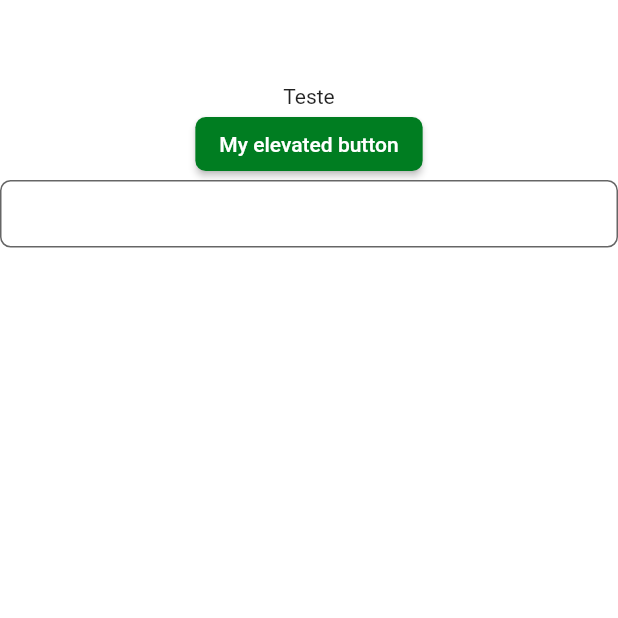
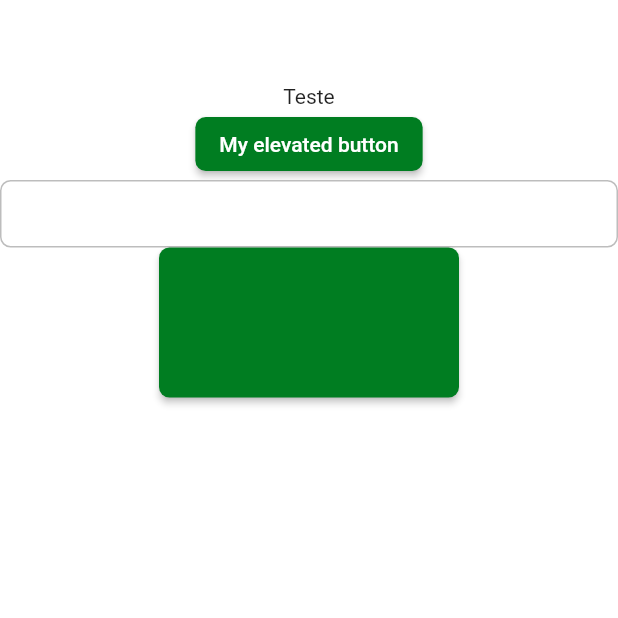
Before and after one commit to e-medeiros1/so_saladas, a Flutter app: the screen it shows after launch, on a phone screen of 412 x 824 dp, the top half of it. Run offline on Flutter 3.47's test engine with Material 2 defaults, Android fonts, the phone set to English and light mode, and no system bars.

Commit message:
Add custom button

```diff
--- a/lib/app/core/ui/theme/theme_config.dart
+++ b/lib/app/core/ui/theme/theme_config.dart
@@ -2,9 +2,15 @@ import 'package:flutter/material.dart';
 
 import '../styles/app_styles.dart';
 import '../styles/colors_app.dart';
+import '../styles/text_styles.dart';
 
 class ThemeConfig {
   ThemeConfig._();
+
+  static final _defaultInputBorder = OutlineInputBorder(
+    borderRadius: BorderRadius.circular(7),
+    borderSide: BorderSide(color: Colors.grey.shade400),
+  );
 
   static final theme = ThemeData(
     scaffoldBackgroundColor: Colors.white,
@@ -26,10 +32,11 @@ class ThemeConfig {
       filled: true,
       isDense: true,
       contentPadding: const EdgeInsets.all(13),
-      border: OutlineInputBorder(
-        borderRadius: BorderRadius.circular(7),
-        borderSide: BorderSide(color: Colors.grey.shade400),
-      ),
+      labelStyle: TextStyles.instance.textRegular.copyWith(color: Colors.black),
+      border: _defaultInputBorder,
+      enabledBorder: _defaultInputBorder,
+      focusedBorder: _defaultInputBorder,
+      errorStyle: TextStyles.instance.textRegular.copyWith(color: Colors.redAccent),
     ),
   );
 }
--- /dev/null
+++ b/lib/app/core/ui/widgets/delivery_button.dart
@@ -0,0 +1,30 @@
+// ignore_for_file: public_member_api_docs, sort_constructors_first
+import 'package:flutter/material.dart';
+
+class DeliveryButton extends StatelessWidget {
+  final String label;
+  final VoidCallback? onPressed;
+  final double? width;
+  final double? height;
+
+  const DeliveryButton({
+    Key? key,
+    required this.label,
+    required this.onPressed,
+    this.width,
+    this.height = 50,
+  }) : super(key: key);
+
+  @override
+  Widget build(BuildContext context) {
+    return SizedBox(
+      width: width,
+      height: height,
+      child: ElevatedButton(
+        onPressed: onPressed,
+        child: Text(label),
+
+      ),
+    );
+  }
+}
--- a/lib/app/pages/splash/splash_page.dart
+++ b/lib/app/pages/splash/splash_page.dart
@@ -1,4 +1,7 @@
 import 'package:flutter/material.dart';
+import 'package:vakinha_burger/app/core/ui/widgets/delivery_button.dart';
+
+import '../../core/core/config/env.dart';
 
 class SplashPage extends StatelessWidget {
   const SplashPage({super.key});
@@ -17,7 +20,13 @@ class SplashPage extends StatelessWidget {
               onPressed: () {},
               child: const Text('My elevated button'),
             ),
-            TextFormField()
+            TextFormField(),
+            DeliveryButton(
+              width: 200,
+              height: 100,
+              label: Env.instance['backend_base_url'] ?? '',
+              onPressed: () {},
+            ),
           ],
         ),
       ),
```
